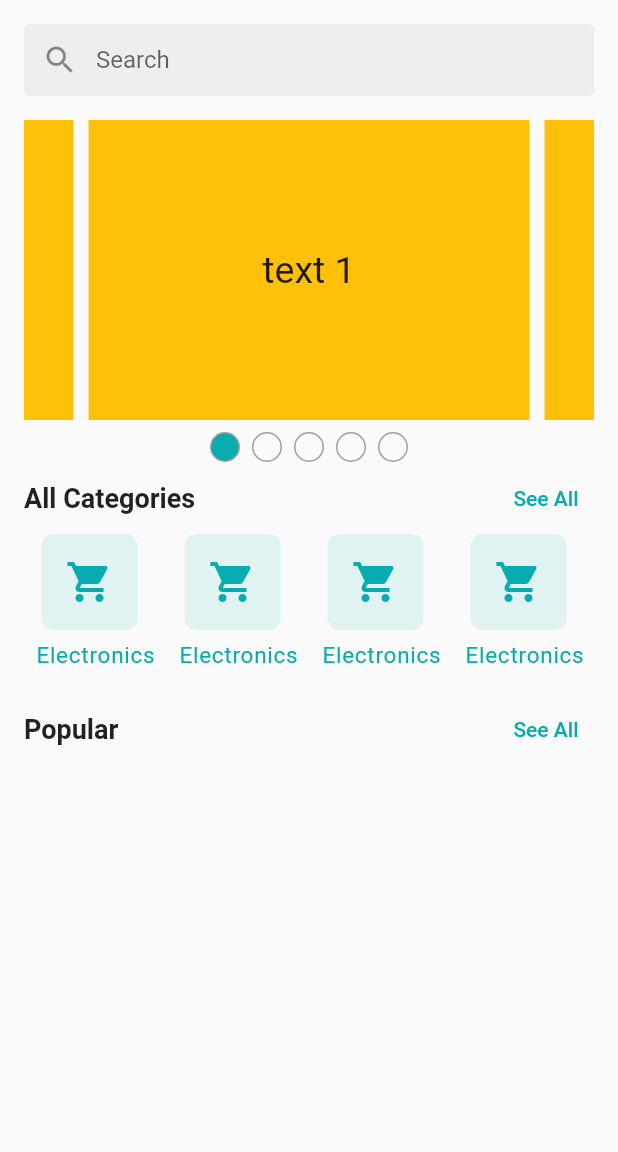
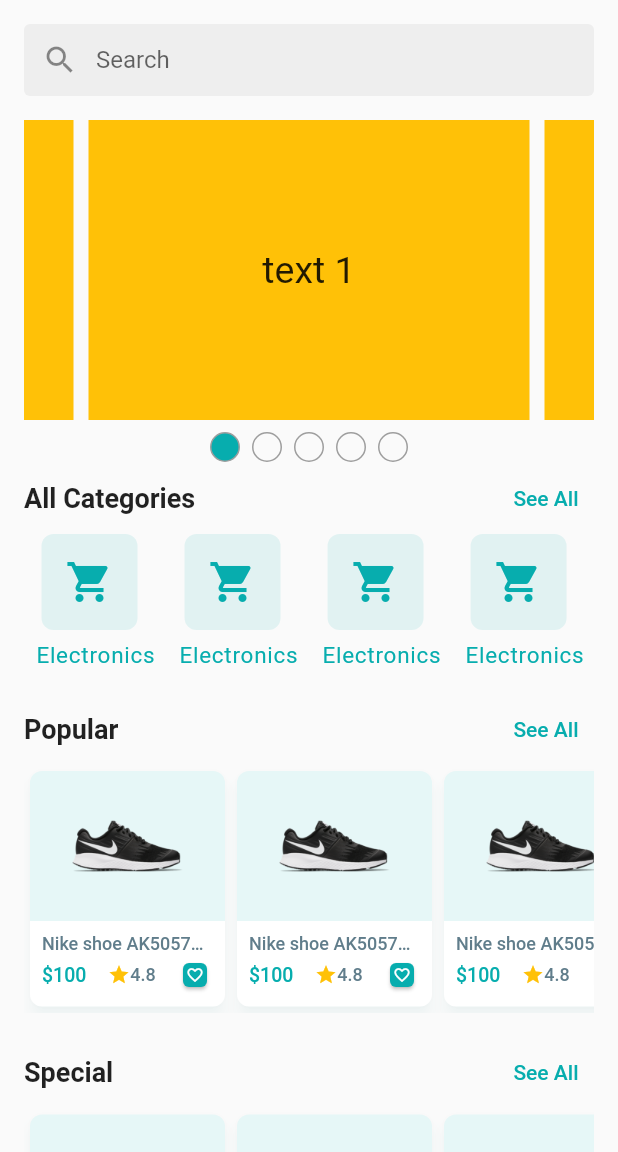
Before and after one commit to fakhruddin07/ecommerce_with_flutter, a Flutter app: the screen it shows after launch, on a phone screen of 412 x 824 dp, the part 84-1236 px from its top. Run offline on Flutter 3.47's test engine with Material 2 defaults, Android fonts, the phone set to English and light mode, and no system bars; drawn by our look-alikes of carousel_slider; our stand-ins replace flutter_svg, get, pin_code_fields.

Commit message:
home screen ui design done

```diff
--- a/lib/presentation/ui/screens/home_screen.dart
+++ b/lib/presentation/ui/screens/home_screen.dart
@@ -5,6 +5,7 @@ import 'package:flutter_svg/flutter_svg.dart';
 
 import '../widgets/circular_icon_button.dart';
 import '../widgets/home/all_category_card.dart';
+import '../widgets/home/product_card.dart';
 import '../widgets/home/section_header.dart';
 
 class HomeScreen extends StatefulWidget {
@@ -83,6 +84,43 @@ class _HomeScreenState extends State<HomeScreen> {
               title: "Popular",
               onTap: () {},
             ),
+            SizedBox(
+              height: 165,
+              child: ListView.builder(
+                scrollDirection: Axis.horizontal,
+                itemCount: 20,
+                itemBuilder: (context, index) {
+                return const ProductCard();
+              },),
+            ),
+            const SizedBox(height: 16),
+            SectionHeader(
+              title: "Special",
+              onTap: () {},
+            ),
+            SizedBox(
+              height: 165,
+              child: ListView.builder(
+                scrollDirection: Axis.horizontal,
+                itemCount: 20,
+                itemBuilder: (context, index) {
+                  return const ProductCard();
+                },),
+            ),
+            const SizedBox(height: 16),
+            SectionHeader(
+              title: "New",
+              onTap: () {},
+            ),
+            SizedBox(
+              height: 165,
+              child: ListView.builder(
+                scrollDirection: Axis.horizontal,
+                itemCount: 20,
+                itemBuilder: (context, index) {
+                  return const ProductCard();
+                },),
+            ),
           ],
         ),
       ),
--- a/lib/presentation/ui/utility/image_assets.dart
+++ b/lib/presentation/ui/utility/image_assets.dart
@@ -1,4 +1,5 @@
 class ImageAssets{
   static const String craftyBayLogoSvg = "assets/images/logo.svg" ;
   static const String craftyBayNavLogoSvg = "assets/images/logo_nav.svg" ;
+  static const String shoePng = "assets/images/shoe.png" ;
 }
--- /dev/null
+++ b/lib/presentation/ui/widgets/home/product_card.dart
@@ -0,0 +1,102 @@
+import 'package:flutter/material.dart';
+
+import '../../utility/app_colors.dart';
+import '../../utility/image_assets.dart';
+
+class ProductCard extends StatelessWidget {
+  const ProductCard({
+    super.key,
+  });
+
+  @override
+  Widget build(BuildContext context) {
+    return Card(
+      shape: RoundedRectangleBorder(
+        borderRadius: BorderRadius.circular(8),
+      ),
+      shadowColor: AppColors.primaryColor.withOpacity(0.1),
+      elevation: 4,
+      child: SizedBox(
+        width: 130,
+        child: Column(
+          children: [
+            Container(
+              height: 100,
+              decoration: BoxDecoration(
+                color: AppColors.primaryColor.withOpacity(0.1),
+                borderRadius: const BorderRadius.only(
+                  topLeft: Radius.circular(8),
+                  topRight: Radius.circular(8),
+                ),
+                image: const DecorationImage(
+                  image: AssetImage(ImageAssets.shoePng),
+                ),
+              ),
+            ),
+            const Padding(
+              padding: EdgeInsets.all(8.0),
+              child: Column(
+                children: [
+                  Text(
+                    "Nike shoe AK50578923",
+                    maxLines: 1,
+                    style: TextStyle(
+                      overflow: TextOverflow.ellipsis,
+                      color: Colors.blueGrey,
+                      fontSize: 12,
+                      fontWeight: FontWeight.w500,
+                    ),
+                  ),
+                  SizedBox(height: 2),
+                  Row(
+                    mainAxisAlignment: MainAxisAlignment.spaceBetween,
+                    children: [
+                      Text(
+                        "\$100",
+                        style: TextStyle(
+                          fontSize: 13,
+                          fontWeight: FontWeight.w500,
+                          color: AppColors.primaryColor,
+                        ),
+                      ),
+                      Wrap(
+                        crossAxisAlignment: WrapCrossAlignment.center,
+                        children: [
+                          Icon(
+                            Icons.star,
+                            size: 15,
+                            color: Colors.amber,
+                          ),
+                          Text(
+                            "4.8",
+                            style: TextStyle(
+                              overflow: TextOverflow.ellipsis,
+                              color: Colors.blueGrey,
+                              fontSize: 12,
+                              fontWeight: FontWeight.w500,
+                            ),
+                          ),
+                        ],
+                      ),
+                      Card(
+                        color: AppColors.primaryColor,
+                        child: Padding(
+                          padding: EdgeInsets.all(2.0),
+                          child: Icon(
+                            Icons.favorite_border,
+                            size: 12,
+                            color: Colors.white,
+                          ),
+                        ),
+                      )
+                    ],
+                  ),
+                ],
+              ),
+            ),
+          ],
+        ),
+      ),
+    );
+  }
+}
```
Also changed, not shown: assets/images/shoe.png (added).
